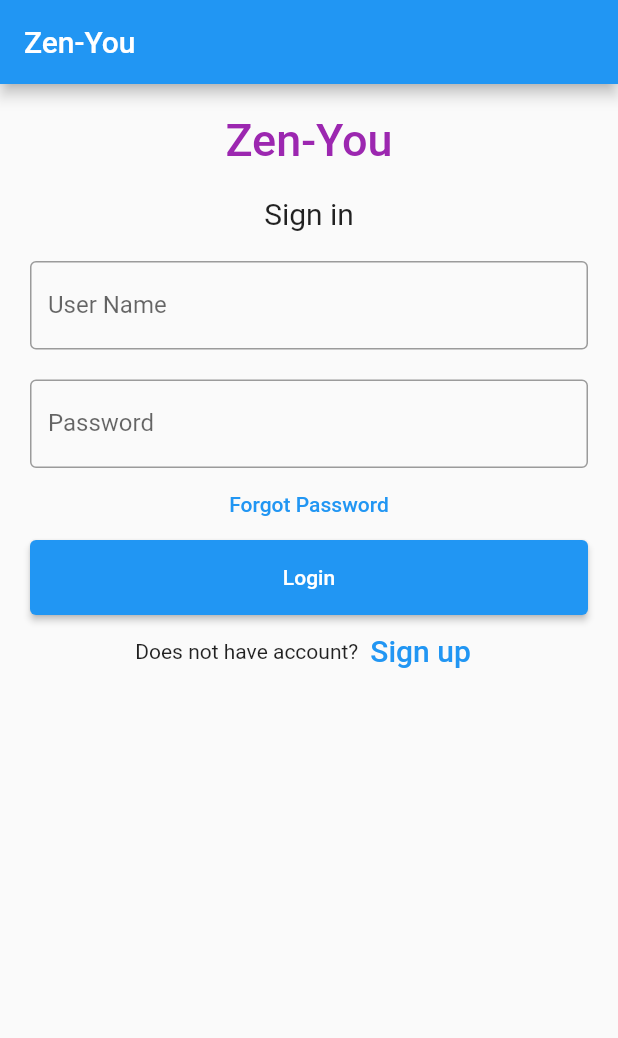
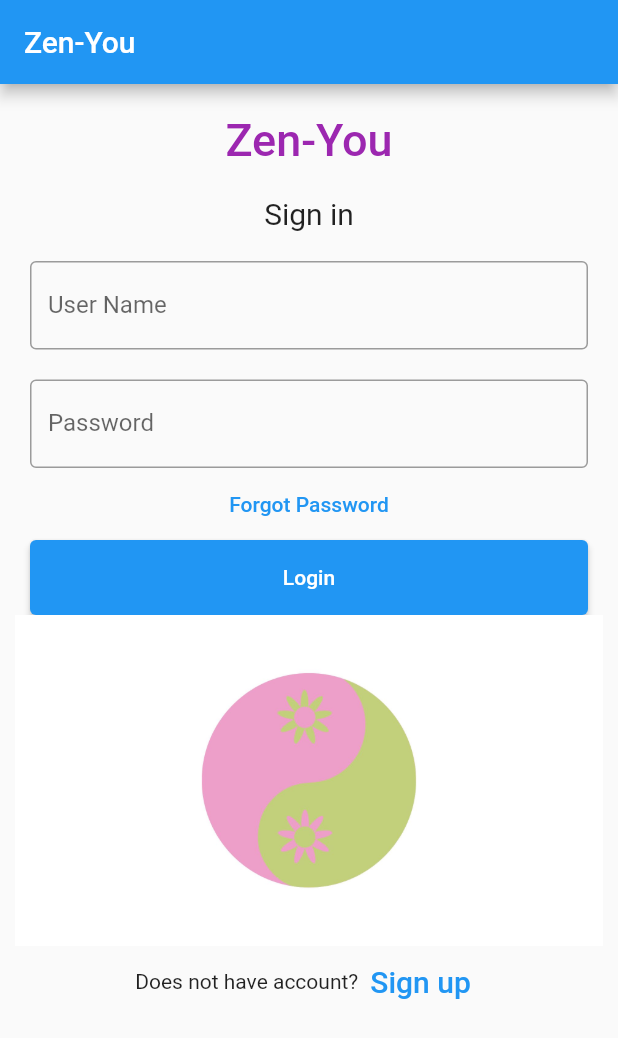
Before and after one commit to perezdi1/Zen_u, a Flutter app: the screen it shows after launch, on a phone screen of 412 x 824 dp. Shown: the top 1038 px of the screen. Run offline on Flutter 3.47's test engine with Material 2 defaults, Android fonts, the light colour scheme and no system bars.

Commit message:
Got the picture

```diff
--- a/lib/main.dart
+++ b/lib/main.dart
@@ -96,6 +96,13 @@ class _MyStatefulWidgetState extends State<MyStatefulWidget> {
                   },
                 )
             ),
+            Container(
+              child: Image(
+                image:
+                  AssetImage('assets/1.jpg'),
+
+              )
+            ),
             Row(
               mainAxisAlignment: MainAxisAlignment.center,
               children: <Widget>[
```
